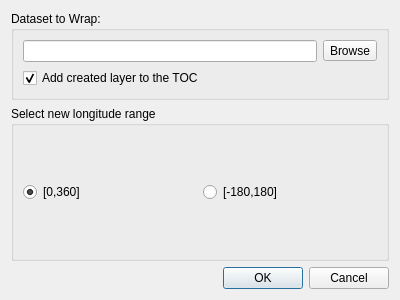
The window that geometry_wrapper_dialog_base.ui (MACBIO/GeoWrap) describes before a commit, drawn with Qt 5.
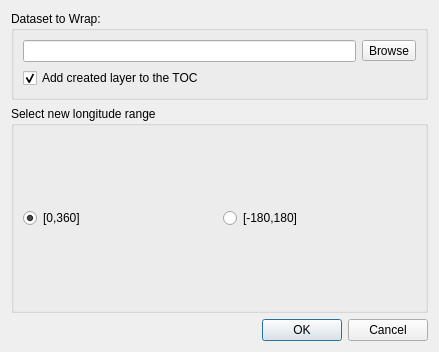
The same window after the commit.

```diff
--- a/geometry_wrapper_dialog_base.ui
+++ b/geometry_wrapper_dialog_base.ui
@@ -6,8 +6,8 @@
    <rect>
     <x>0</x>
     <y>0</y>
-    <width>400</width>
-    <height>300</height>
+    <width>439</width>
+    <height>352</height>
    </rect>
   </property>
   <property name="windowTitle">
```
Left out of the diff: 4 changed lines with no effect on the pictures.
